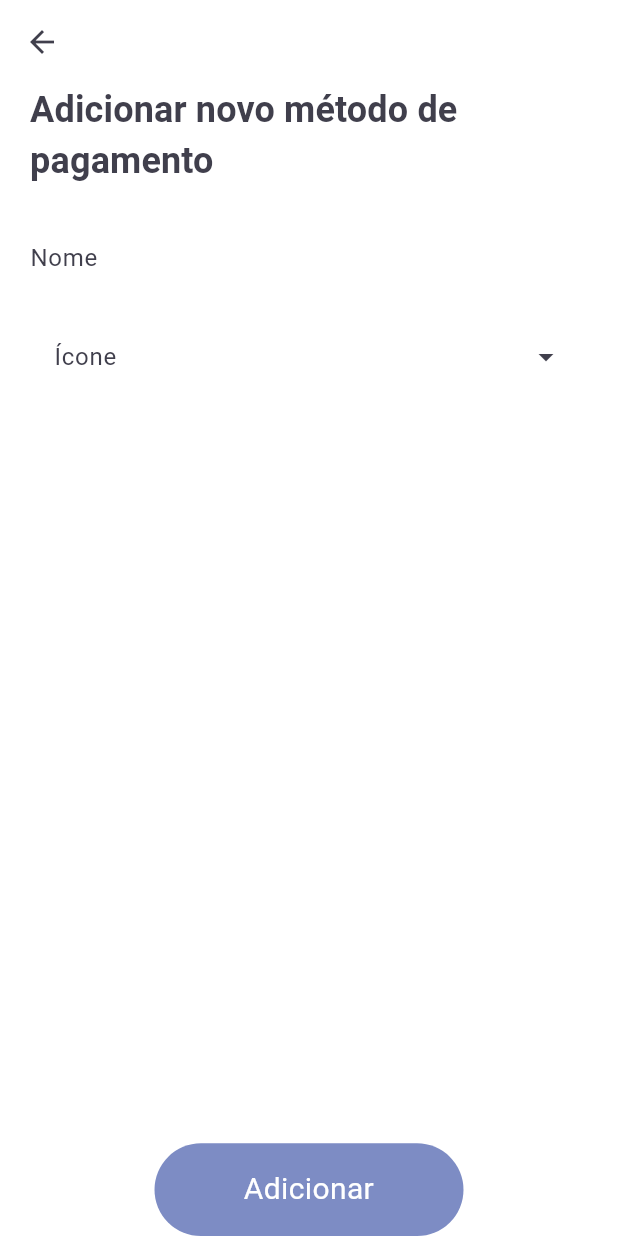
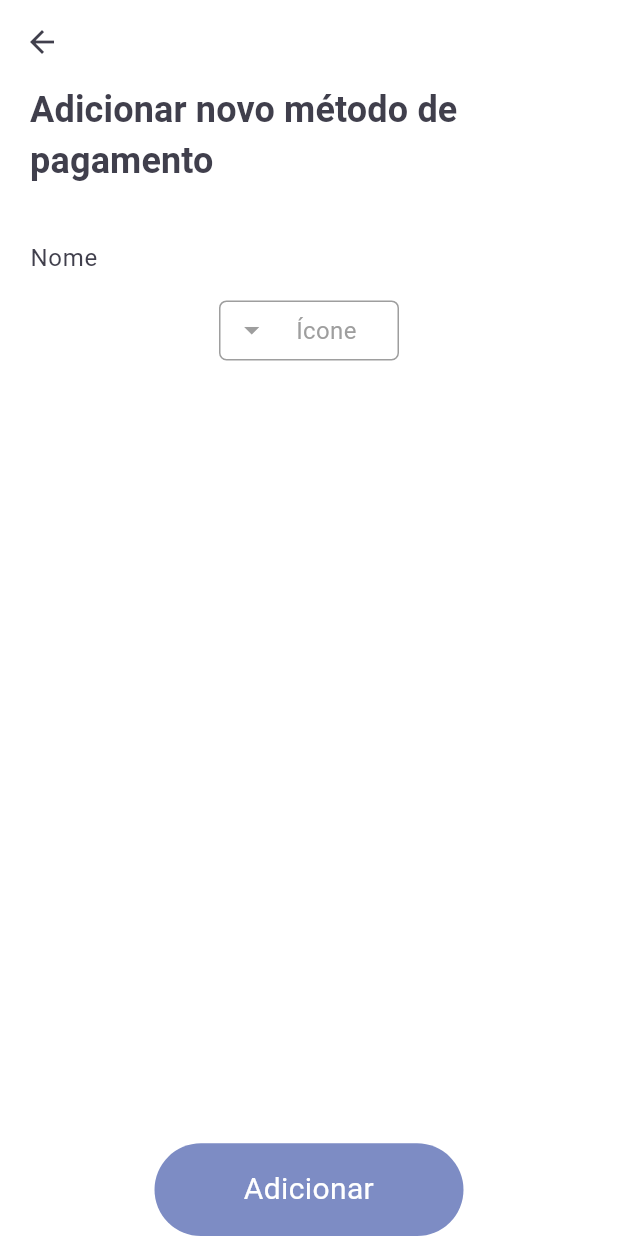
Before and after one commit to gabrielschorsch/balance, a Flutter app: the AddPaymentMethod screen opened directly, on a phone screen of 412 x 824 dp. Run offline on Flutter 3.47's test engine with Material 2 defaults, Android fonts, the phone set to English and light mode, and no system bars; our stand-ins replace fl_chart, google_fonts; Roboto replaces fonts that are missing (Kanit).

Commit message:
feat: added custom dropdown

```diff
--- /dev/null
+++ b/lib/components/icon_dropdown.dart
@@ -0,0 +1,103 @@
+import 'package:flutter/material.dart';
+
+class IconDropdown extends StatefulWidget {
+  final String hint;
+  final List<IconData> icons;
+  final IconData? value;
+  final Function(dynamic value) onSelected;
+  const IconDropdown(
+      {super.key,
+      required this.onSelected,
+      required this.icons,
+      required this.hint,
+      this.value});
+
+  @override
+  State<IconDropdown> createState() => _IconDropdownState();
+}
+
+class _IconDropdownState extends State<IconDropdown> {
+  bool isExpanded = false;
+  @override
+  Widget build(BuildContext context) {
+    IconData? selectedIcon = widget.value;
+    return Column(
+      children: [
+        GestureDetector(
+          onTap: () {
+            setState(() {
+              isExpanded = !isExpanded;
+            });
+          },
+          child: Container(
+            height: 40,
+            width: 120,
+            decoration: BoxDecoration(
+              border: Border.all(
+                color: Colors.grey,
+                width: 1,
+              ),
+              borderRadius: BorderRadius.circular(5),
+            ),
+            child: Row(
+              mainAxisAlignment: MainAxisAlignment.spaceAround,
+              children: [
+                Icon(
+                  isExpanded ? Icons.arrow_drop_up : Icons.arrow_drop_down,
+                  color: Colors.grey,
+                ),
+                selectedIcon == null
+                    ? Text(
+                        widget.hint,
+                        style: const TextStyle(
+                          color: Colors.grey,
+                        ),
+                      )
+                    : Icon(selectedIcon),
+                const SizedBox(height: 1, width: 1)
+              ],
+            ),
+          ),
+        ),
+        isExpanded
+            ? _buildDropdown(widget.icons)
+            : const SizedBox(height: 0, width: 0),
+      ],
+    );
+  }
+
+  _buildDropdown(List icons) {
+    return SizedBox(
+      width: 120,
+      child: ListView.builder(
+          itemExtent: 50,
+          scrollDirection: Axis.vertical,
+          shrinkWrap: true,
+          physics: const ScrollPhysics(parent: NeverScrollableScrollPhysics()),
+          itemCount: icons.length,
+          itemBuilder: (BuildContext context, int index) {
+            return GestureDetector(
+              onTap: () {
+                setState(() {
+                  widget.onSelected(icons[index]);
+                  isExpanded = false;
+                });
+              },
+              child: Container(
+                width: 30,
+                decoration: BoxDecoration(
+                    color: Colors.grey[200],
+                    border: Border.symmetric(
+                      horizontal: BorderSide(
+                        color: Colors.grey[400]!,
+                        width: 1,
+                      ),
+                    )),
+                alignment: Alignment.centerLeft,
+                child: Icon(icons[index]),
+              ),
+            );
+          }),
+    );
+  }
+}
--- a/lib/pages/add_payment_method.dart
+++ b/lib/pages/add_payment_method.dart
@@ -1,4 +1,5 @@
 import 'package:app/components/button.dart';
+import 'package:app/components/icon_dropdown.dart';
 import 'package:app/controllers/payment_method_controller.dart';
 import 'package:app/domains/payment_method.dart';
 import 'package:flutter/material.dart';
@@ -27,7 +28,7 @@ class _AddPaymentMethodState extends State<AddPaymentMethod> {
 
     final controller = context.watch<PaymentMethodController>();
 
-    IconData? selectedIcon;
+    ValueNotifier<IconData?> selectedIcon = ValueNotifier(null);
 
     return Scaffold(
       resizeToAvoidBottomInset: false,
@@ -46,7 +47,10 @@ class _AddPaymentMethodState extends State<AddPaymentMethod> {
             ),
             Expanded(
               flex: 7,
-              child: Form(
+              child: ValueListenableBuilder(
+                  valueListenable: selectedIcon,
+                  builder: (context, value, child) {
+                    return Form(
                       key: formKey,
                       child: Column(
                         children: [
@@ -62,70 +66,36 @@ class _AddPaymentMethodState extends State<AddPaymentMethod> {
                               return null;
                             },
                           ),
-                    Padding(
-                      padding: const EdgeInsets.symmetric(vertical: 10.0),
-                      child: DropdownMenu<IconData>(
-                        width: MediaQuery.of(context).size.width * .95,
-                        label: const Text("Ícone"),
+                          IconDropdown(
+                            hint: "Ícone",
+                            icons: icons,
+                            value: value,
                             onSelected: (value) {
-                          setState(() {
-                            selectedIcon = value;
-                          });
+                              selectedIcon.value = value;
                             },
-                        dropdownMenuEntries: icons
-                            .map(
-                              (element) => DropdownMenuEntry<IconData>(
-                                  style: ButtonStyle(
-                                    padding: const MaterialStatePropertyAll(
-                                        EdgeInsets.zero),
-                                    alignment: Alignment.centerLeft,
-                                    minimumSize: MaterialStatePropertyAll(
-                                      Size(
-                                        MediaQuery.of(context).size.width * .25,
-                                        50,
-                                      ),
-                                    ),
-                                    maximumSize: MaterialStatePropertyAll(
-                                      Size(
-                                        MediaQuery.of(context).size.width * .25,
-                                        50,
-                                      ),
-                                    ),
-                                  ),
-                                  label: "",
-                                  leadingIcon: Icon(
-                                    element,
-                                    color: selectedIcon == element
-                                        ? Theme.of(context).primaryColor
-                                        : Theme.of(context).iconTheme.color,
-                                  ),
-                                  value: element),
-                            )
-                            .toList(),
-                      ),
                           ),
                         ],
                       ),
-              ),
+                    );
+                  }),
             ),
             Button(
-                // formKey: _formKey,
                 title: "Adicionar",
                 onFormErrorMessage:
                     "Verifique todos os campos e tente novamente",
                 formKey: formKey,
-                onPressed: () async {
+                onPressed: () {
                   if (!formKey.currentState!.validate() ||
-                      selectedIcon == null) {
+                      selectedIcon.value == null) {
                     return;
                   }
-                  await controller
+                  controller
                       .addPaymentMethod(PaymentMethod(
                         name: nameController.value.text,
-                        icon: selectedIcon!.codePoint,
+                        icon: selectedIcon.value!.codePoint,
                       ))
                       .then(
-                        (value) => Navigator.of(context).pop(),
+                        (_) => Navigator.of(context).pop(),
                       );
                 }),
           ],
```
Lines whose indentation alone changed are shown as unchanged.
